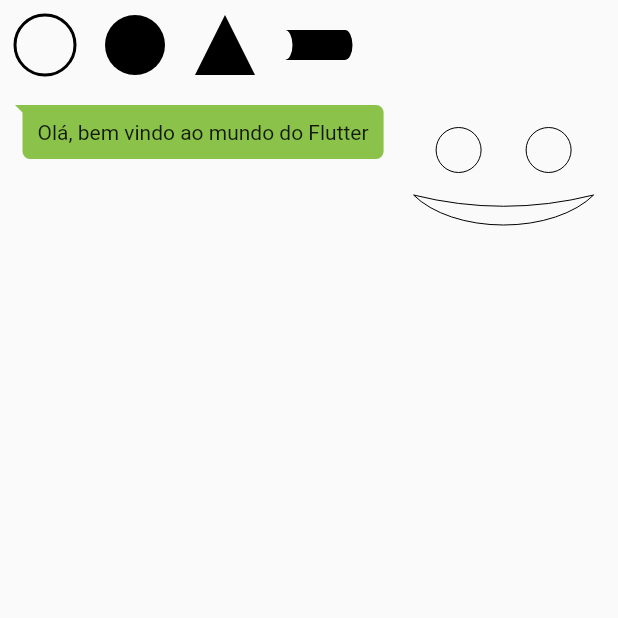
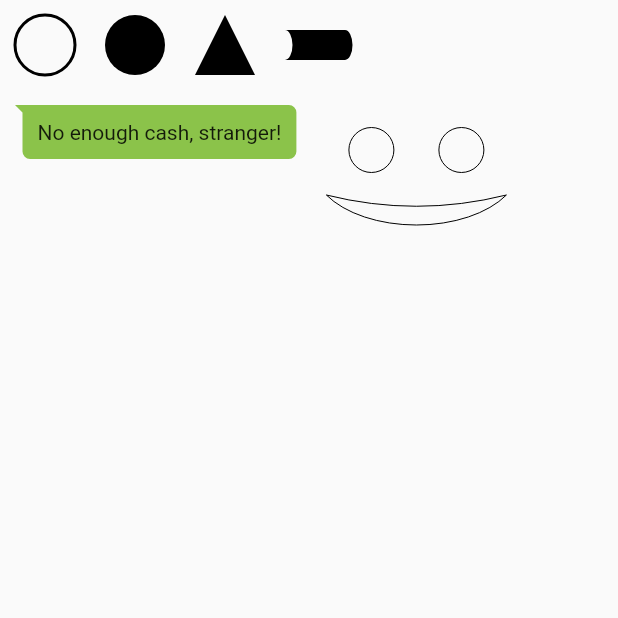
Before and after one commit to joaopedroquintino/custom_painter, a Flutter app: the screen it shows after launch, on a phone screen of 412 x 824 dp, the top half of it. Run offline on Flutter 3.47's test engine with Material 2 defaults, Android fonts, the phone set to English and light mode, and no system bars.

Commit message:
minor change

```diff
--- a/lib/main.dart
+++ b/lib/main.dart
@@ -55,7 +55,7 @@ class HomeCustomPainter extends StatelessWidget {
                 painter: ChatPainter(),
                 child: Container(
                   padding: EdgeInsets.fromLTRB(15, 10, 10, 10),
-                  child: Text('Olá, bem vindo ao mundo do Flutter'),
+                  child: Text('No enough cash, stranger!'),
                 ),
               ),
             ),
```
